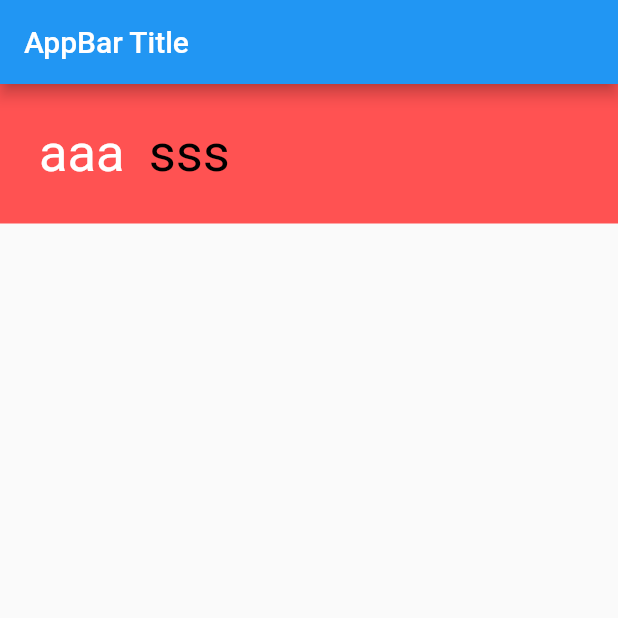
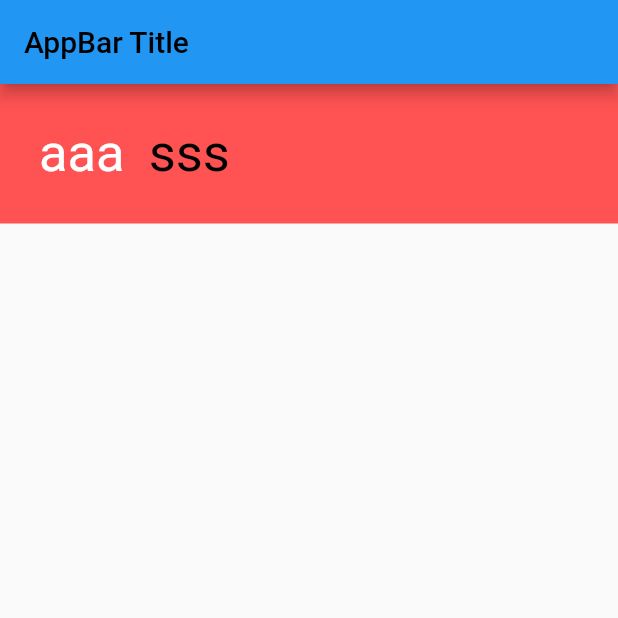
Before and after one commit to mortadha1144/i_a_rich, a Flutter app: the screen it shows after launch, on a phone screen of 412 x 824 dp, the top half of it. Run offline on Flutter 3.47's test engine with Material 2 defaults, Android fonts, the phone set to English and light mode, and no system bars.

Commit message:
android studio

```diff
--- a/lib/lesson_three.dart
+++ b/lib/lesson_three.dart
@@ -14,7 +14,7 @@ class _LessonThreeState extends State<LessonThree> {
   Widget build(BuildContext context) {
     return Scaffold(
       appBar: AppBar(
-        title: const Text('AppBar Title'),
+        title: const Text('AppBar Title',style: TextStyle(color: Colors.black),),
       ),
       body: Container(
         //margin: const EdgeInsets.all(18),
```
